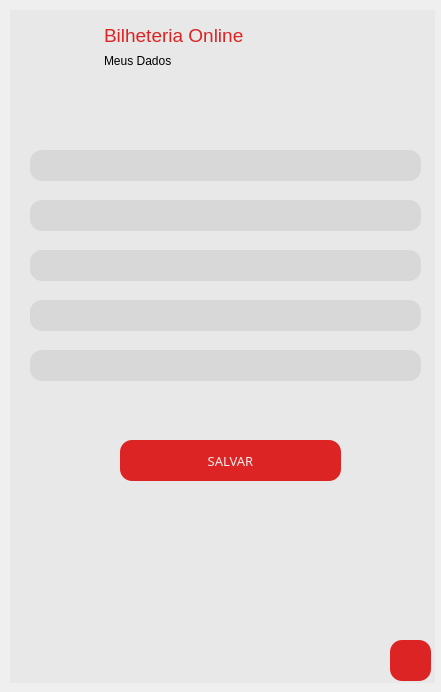
Old version of the form telas/tela_dadosAdm.ui in the repository ClaraFontes/bilheteria-digital.
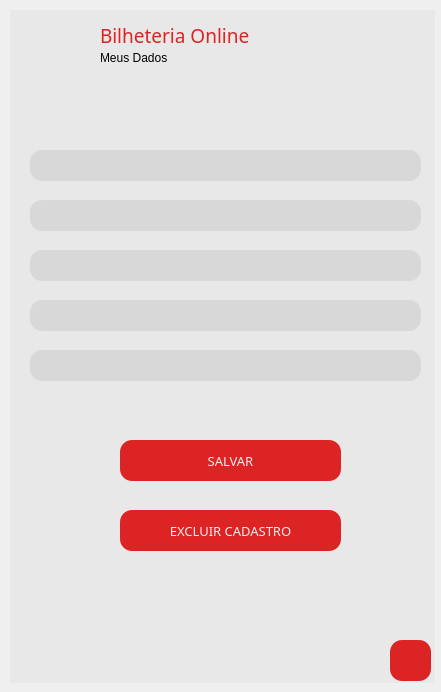
New version of the form. Icons and pictures are not drawn.

Commit message: nova edição nas telas e criação da tela principal.

```diff
--- a/telas/tela_dadosAdm.ui
+++ b/telas/tela_dadosAdm.ui
@@ -56,31 +56,7 @@
      <bool>true</bool>
     </property>
    </widget>
-   <widget class="QTextEdit" name="texto_topo">
-    <property name="geometry">
-     <rect>
-      <x>90</x>
-      <y>10</y>
-      <width>151</width>
-      <height>41</height>
-     </rect>
-    </property>
-    <property name="cursor" stdset="0">
-     <cursorShape>IBeamCursor</cursorShape>
-    </property>
-    <property name="styleSheet">
-     <string notr="true">border: none;
-color: rgba(221, 33, 33, 0.99);</string>
-    </property>
-    <property name="html">
-     <string>&lt;!DOCTYPE HTML PUBLIC &quot;-//W3C//DTD HTML 4.0//EN&quot; &quot;http://www.w3.org/TR/REC-html40/strict.dtd&quot;&gt;
-&lt;html&gt;&lt;head&gt;&lt;meta name=&quot;qrichtext&quot; content=&quot;1&quot; /&gt;&lt;style type=&quot;text/css&quot;&gt;
-p, li { white-space: pre-wrap; }
-&lt;/style&gt;&lt;/head&gt;&lt;body style=&quot; font-family:'MS Shell Dlg 2'; font-size:7.8pt; font-weight:400; font-style:normal;&quot;&gt;
-&lt;p style=&quot; margin-top:0px; margin-bottom:0px; margin-left:0px; margin-right:0px; -qt-block-indent:0; text-indent:0px;&quot;&gt;&lt;span style=&quot; font-size:14pt;&quot;&gt;Bilheteria Online&lt;/span&gt;&lt;/p&gt;&lt;/body&gt;&lt;/html&gt;</string>
-    </property>
-   </widget>
-   <widget class="QPushButton" name="bt_voltarperfilCliente">
+   <widget class="QPushButton" name="bt_voltardadosAdm">
     <property name="enabled">
      <bool>true</bool>
     </property>
@@ -127,34 +103,6 @@
      </size>
     </property>
    </widget>
-   <widget class="QTextEdit" name="textEdit">
-    <property name="geometry">
-     <rect>
-      <x>90</x>
-      <y>40</y>
-      <width>171</width>
-      <height>31</height>
-     </rect>
-    </property>
-    <property name="font">
-     <font>
-      <family>Arial</family>
-     </font>
-    </property>
-    <property name="styleSheet">
-     <string notr="true">border: none;
-font-family: Arial;
-
-</string>
-    </property>
-    <property name="html">
-     <string>&lt;!DOCTYPE HTML PUBLIC &quot;-//W3C//DTD HTML 4.0//EN&quot; &quot;http://www.w3.org/TR/REC-html40/strict.dtd&quot;&gt;
-&lt;html&gt;&lt;head&gt;&lt;meta name=&quot;qrichtext&quot; content=&quot;1&quot; /&gt;&lt;style type=&quot;text/css&quot;&gt;
-p, li { white-space: pre-wrap; }
-&lt;/style&gt;&lt;/head&gt;&lt;body style=&quot; font-family:'Arial'; font-size:7.8pt; font-weight:400; font-style:normal;&quot;&gt;
-&lt;p style=&quot; margin-top:0px; margin-bottom:0px; margin-left:0px; margin-right:0px; -qt-block-indent:0; text-indent:0px;&quot;&gt;&lt;span style=&quot; font-family:'MS Shell Dlg 2'; font-size:9pt;&quot;&gt;Meus Dados&lt;/span&gt;&lt;/p&gt;&lt;/body&gt;&lt;/html&gt;</string>
-    </property>
-   </widget>
    <widget class="QLineEdit" name="nome">
     <property name="geometry">
      <rect>
@@ -283,6 +231,117 @@
      <string>SALVAR</string>
     </property>
    </widget>
+   <widget class="QPushButton" name="bt_deleteAdm">
+    <property name="enabled">
+     <bool>true</bool>
+    </property>
+    <property name="geometry">
+     <rect>
+      <x>110</x>
+      <y>500</y>
+      <width>221</width>
+      <height>41</height>
+     </rect>
+    </property>
+    <property name="font">
+     <font>
+      <family>Arial Rounded MT Bold</family>
+      <pointsize>10</pointsize>
+      <weight>50</weight>
+      <bold>false</bold>
+     </font>
+    </property>
+    <property name="cursor">
+     <cursorShape>PointingHandCursor</cursorShape>
+    </property>
+    <property name="styleSheet">
+     <string notr="true">QPushButton{
+	background-color: rgba(221, 33, 33, 0.99);
+	border-radius: 12px;
+	color: rgb(238, 238, 238);
+}
+
+QPushButton:hover{
+	background-color: rgb(255, 206, 137);
+	border-radius: 12px;
+	color: rgb(100, 76, 47);
+}
+</string>
+    </property>
+    <property name="text">
+     <string>EXCLUIR CADASTRO</string>
+    </property>
+   </widget>
+   <widget class="QFrame" name="Topo">
+    <property name="geometry">
+     <rect>
+      <x>80</x>
+      <y>0</y>
+      <width>341</width>
+      <height>80</height>
+     </rect>
+    </property>
+    <property name="styleSheet">
+     <string notr="true">border: none;</string>
+    </property>
+    <property name="frameShape">
+     <enum>QFrame::StyledPanel</enum>
+    </property>
+    <property name="frameShadow">
+     <enum>QFrame::Raised</enum>
+    </property>
+    <widget class="QLabel" name="infoText">
+     <property name="geometry">
+      <rect>
+       <x>10</x>
+       <y>40</y>
+       <width>201</width>
+       <height>16</height>
+      </rect>
+     </property>
+     <property name="font">
+      <font>
+       <pointsize>9</pointsize>
+      </font>
+     </property>
+     <property name="text">
+      <string>Meus Dados</string>
+     </property>
+    </widget>
+    <widget class="QLabel" name="bilheteriaText">
+     <property name="geometry">
+      <rect>
+       <x>10</x>
+       <y>10</y>
+       <width>161</width>
+       <height>31</height>
+      </rect>
+     </property>
+     <property name="font">
+      <font>
+       <family>Arial Unicode MS</family>
+       <pointsize>14</pointsize>
+      </font>
+     </property>
+     <property name="styleSheet">
+      <string notr="true">border: none;
+color: rgba(221, 33, 33, 0.99);</string>
+     </property>
+     <property name="text">
+      <string>Bilheteria Online</string>
+     </property>
+    </widget>
+   </widget>
+   <zorder>Topo</zorder>
+   <zorder>tck</zorder>
+   <zorder>bt_voltardadosAdm</zorder>
+   <zorder>nome</zorder>
+   <zorder>email</zorder>
+   <zorder>telefone</zorder>
+   <zorder>cpf</zorder>
+   <zorder>senha</zorder>
+   <zorder>bt_salvarDados</zorder>
+   <zorder>bt_deleteAdm</zorder>
   </widget>
  </widget>
  <resources/>
```
Left out of the diff: 6 changed lines with no effect on the pictures. The commit also changes 10 other files.
